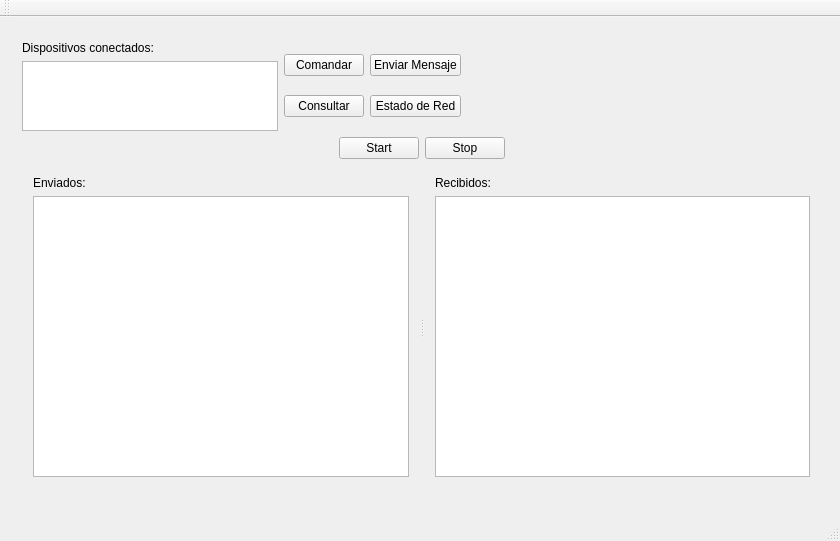
Before: the Qt Designer form mainwindow.ui in arukagiri/interfazLAC, drawn with Qt 5.
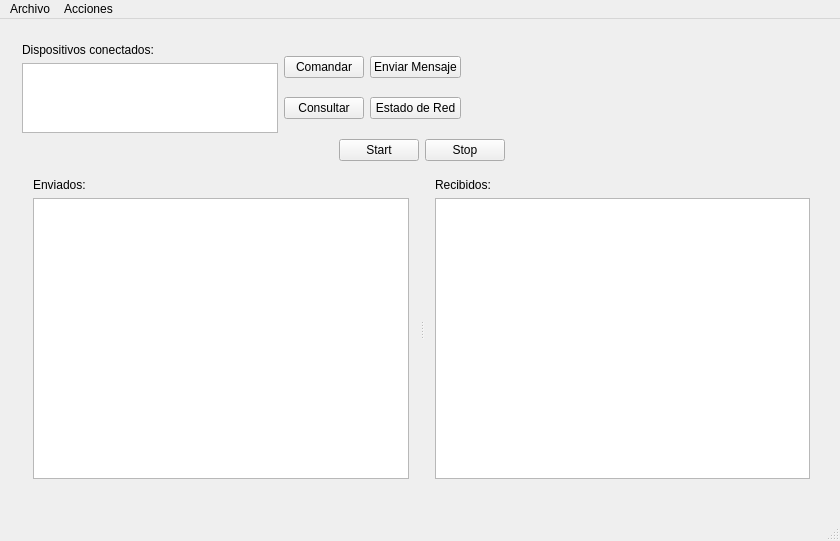
After: the same form once the commit is applied.

```diff
--- a/mainwindow.ui
+++ b/mainwindow.ui
@@ -14,7 +14,7 @@
    <string>MainWindow</string>
   </property>
   <widget class="QWidget" name="centralWidget">
-   <widget class="QWidget" name="">
+   <widget class="QWidget" name="layoutWidget">
     <property name="geometry">
      <rect>
       <x>11</x>
@@ -147,7 +147,7 @@
        <property name="orientation">
         <enum>Qt::Horizontal</enum>
        </property>
-       <widget class="QWidget" name="">
+       <widget class="QWidget" name="layoutWidget">
         <layout class="QVBoxLayout" name="verticalLayout_5">
          <item>
           <widget class="QLabel" name="label_2">
@@ -165,7 +165,7 @@
          </item>
         </layout>
        </widget>
-       <widget class="QWidget" name="">
+       <widget class="QWidget" name="layoutWidget">
         <layout class="QVBoxLayout" name="verticalLayout_4">
          <item>
           <widget class="QLabel" name="label_3">
@@ -197,14 +197,20 @@
      <height>21</height>
     </rect>
    </property>
-  </widget>
-  <widget class="QToolBar" name="mainToolBar">
-   <attribute name="toolBarArea">
-    <enum>TopToolBarArea</enum>
-   </attribute>
-   <attribute name="toolBarBreak">
-    <bool>false</bool>
-   </attribute>
+   <widget class="QMenu" name="menuArchivo">
+    <property name="title">
+     <string>Archivo</string>
+    </property>
+    <addaction name="actionSalir"/>
+   </widget>
+   <widget class="QMenu" name="menuAcciones">
+    <property name="title">
+     <string>Acciones</string>
+    </property>
+    <addaction name="actionEnviar_Mensaje_2"/>
+   </widget>
+   <addaction name="menuArchivo"/>
+   <addaction name="menuAcciones"/>
   </widget>
   <widget class="QStatusBar" name="statusBar"/>
  </widget>
```
Left out of the diff: 15 changed lines with no effect on the pictures.
